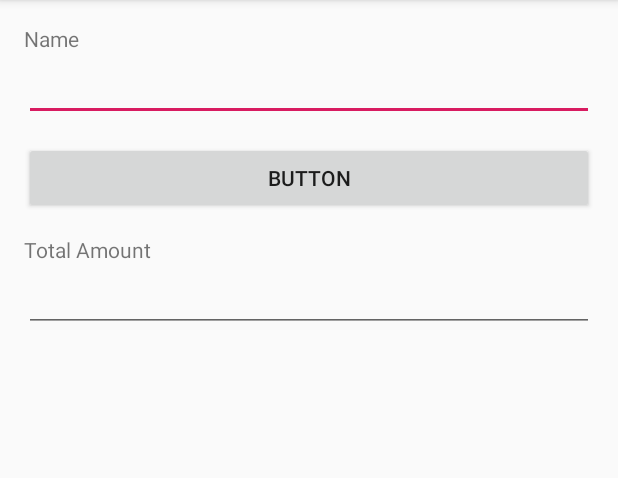
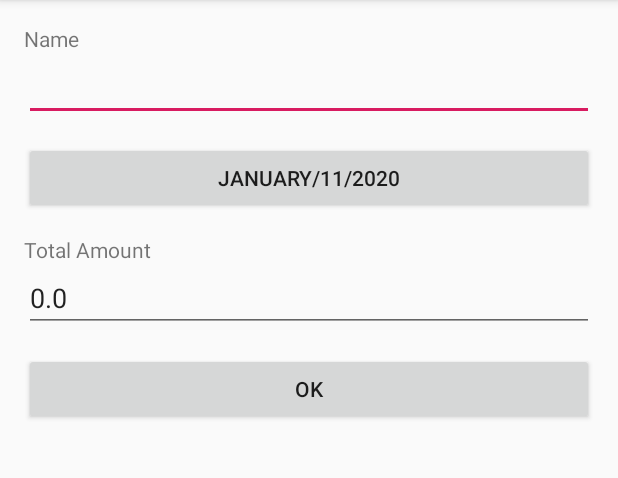
Before and after one commit to nilsjohnson/ReceiptTracker, an Android app: the screen it shows after launch (ReceiptActivity), after a tap on an icon or button, on a phone screen of 412 x 824 dp, the part 84-562 px from its top. Run offline under Robolectric (Android 15) with nearby library versions, the phone set to English and light mode, and no system bars; 1 statement that could not run was skipped.

Commit message:
Improved UI

```diff
--- a/app/src/main/java/coffee/nils/dev/receipttracker/MainActivity.java
+++ b/app/src/main/java/coffee/nils/dev/receipttracker/MainActivity.java
@@ -68,7 +68,7 @@ public class MainActivity extends AppCompatActivity
             {
                 textViewBusinessName.setText(receipt.getStoreName());
             }
-
+            //TODO use Receipt method
             textViewAmount.setText(Double.toString(receipt.getTotalAmount()));
             SimpleDateFormat sdf = new SimpleDateFormat("MM-dd-yyyy");
             textViewDate.setText(sdf.format(receipt.getDate()));
--- a/app/src/main/java/coffee/nils/dev/receipttracker/ReceiptActivity.java
+++ b/app/src/main/java/coffee/nils/dev/receipttracker/ReceiptActivity.java
@@ -25,7 +25,7 @@ import coffee.nils.dev.receipttracker.data.DAO;
 import coffee.nils.dev.receipttracker.data.Receipt;
 import coffee.nils.dev.receipttracker.util.ImageUtil;
 
-public class ReceiptActivity extends AppCompatActivity  implements DatePicker.OnDateChangedListener
+public class ReceiptActivity extends AppCompatActivity//  implements DatePicker.OnDateChangedListener
 {
     private static final String DIALOG_DATE = "DialogDate";
 
@@ -35,6 +35,7 @@ public class ReceiptActivity extends AppCompatActivity  implements DatePicker.On
     private EditText editTextName;
     private EditText editTextTotalAmount;
     private Button btnDate;
+    private Button btnOk;
 
     private DAO dao;
 
@@ -78,6 +79,7 @@ public class ReceiptActivity extends AppCompatActivity  implements DatePicker.On
                 {
                     double value = Double.parseDouble(s.toString());
                     receipt.setTotalAmount(value);
+                    editTextTotalAmount.setBackgroundColor(Color.WHITE);
                 }
                 catch(NumberFormatException e)
                 {
@@ -92,14 +94,34 @@ public class ReceiptActivity extends AppCompatActivity  implements DatePicker.On
         }
 
         // for when the user clicks the button to change's the receipts date
-        class ChooseDateHandler implements View.OnClickListener
+        class ChooseDateHandler implements View.OnClickListener, DatePicker.OnDateChangedListener
         {
             @Override
             public void onClick(View v)
             {
                 FragmentManager manager = getSupportFragmentManager();
-                DatePickerFragment dialog = DatePickerFragment.newInstance(new Date(), ReceiptActivity.this);
+                DatePickerFragment dialog = DatePickerFragment.newInstance(new Date(), this);
                 dialog.show(manager, DIALOG_DATE);
+            }
+
+            @Override
+            public void onDateChanged(DatePicker view, int year, int monthOfYear, int dayOfMonth)
+            {
+                Calendar cal = Calendar.getInstance();
+                cal.set(year, monthOfYear, dayOfMonth);
+                Date d = cal.getTime();
+                receipt.setDate(d);
+                putDateOnButton();
+            }
+        }
+
+        // for when the user presses OK
+        class OkButtonListener implements View.OnClickListener
+        {
+            @Override
+            public void onClick(View v)
+            {
+                finish();
             }
         }
 
@@ -119,27 +141,26 @@ public class ReceiptActivity extends AppCompatActivity  implements DatePicker.On
 
         // set the name related things
         editTextName = (EditText)findViewById(R.id.editText_name);
+        editTextName.setText(receipt.getStoreName());
         editTextName.addTextChangedListener(new NameChangeListener());
 
         // set the date related things
         btnDate = (Button)findViewById(R.id.button_date);
         btnDate.setOnClickListener(new ChooseDateHandler());
+        putDateOnButton();
 
         // set the receipt's total-amount related things
         editTextTotalAmount = (EditText) findViewById(R.id.editText_amount);
+        editTextTotalAmount.setText(Double.toString(receipt.getTotalAmount()));
         editTextTotalAmount.addTextChangedListener(new UpdateTotalAmountHandler());
 
+        // for the OK button
+        btnOk = (Button) findViewById(R.id.button_ok);
+        btnOk.setOnClickListener(new OkButtonListener());
     }
 
-    @Override
-    public void onDateChanged(DatePicker view, int year, int monthOfYear, int dayOfMonth)
+    private void putDateOnButton()
     {
-        Calendar cal = Calendar.getInstance();
-        cal.set(year, monthOfYear, dayOfMonth);
-        Date d = cal.getTime();
-        btnDate.setText(d.toString());
-        receipt.setDate(d);
+        btnDate.setText(receipt.getSimpleDate());
     }
-
-
 }
--- a/app/src/main/java/coffee/nils/dev/receipttracker/data/Receipt.java
+++ b/app/src/main/java/coffee/nils/dev/receipttracker/data/Receipt.java
@@ -1,6 +1,7 @@
 package coffee.nils.dev.receipttracker.data;
 
 import java.io.File;
+import java.text.SimpleDateFormat;
 import java.util.Date;
 import java.util.UUID;
 
@@ -11,9 +12,13 @@ public class Receipt
     private int int_totalAmount;
     private Date date;
 
+    // defines how we show date to user
+    private static SimpleDateFormat sdf = new SimpleDateFormat("MMMM/dd/yyyy");
+
     public Receipt()
     {
         this.id = UUID.randomUUID();
+        this.date = new Date();
     }
 
 
@@ -67,4 +72,9 @@ public class Receipt
         val = val*100;
         int_totalAmount = (int)Math.round(val);
     }
+
+    public String getSimpleDate()
+    {
+        return sdf.format(this.date);
+    }
 }
--- a/app/src/main/res/layout/activity_main.xml
+++ b/app/src/main/res/layout/activity_main.xml
@@ -12,8 +12,8 @@
 
     <androidx.recyclerview.widget.RecyclerView
         android:id="@+id/recyclerView_receipts"
-        android:layout_width="411dp"
-        android:layout_height="732dp"
+        android:layout_width="384dp"
+        android:layout_height="692dp"
         app:layout_constraintBottom_toBottomOf="parent"
         app:layout_constraintEnd_toEndOf="parent"
         app:layout_constraintHorizontal_bias="1.0"
--- a/app/src/main/res/layout/activity_receipt.xml
+++ b/app/src/main/res/layout/activity_receipt.xml
@@ -53,6 +53,13 @@
             android:inputType="textPersonName"
             tools:text="$12.98" />
 
+        <Button
+            android:id="@+id/button_ok"
+            android:layout_width="match_parent"
+            android:layout_height="wrap_content"
+            android:layout_marginBottom="14dp"
+            android:text="@android:string/ok" />
+
         <ImageView
             android:id="@+id/imageView_receipt"
             android:layout_width="match_parent"
```
